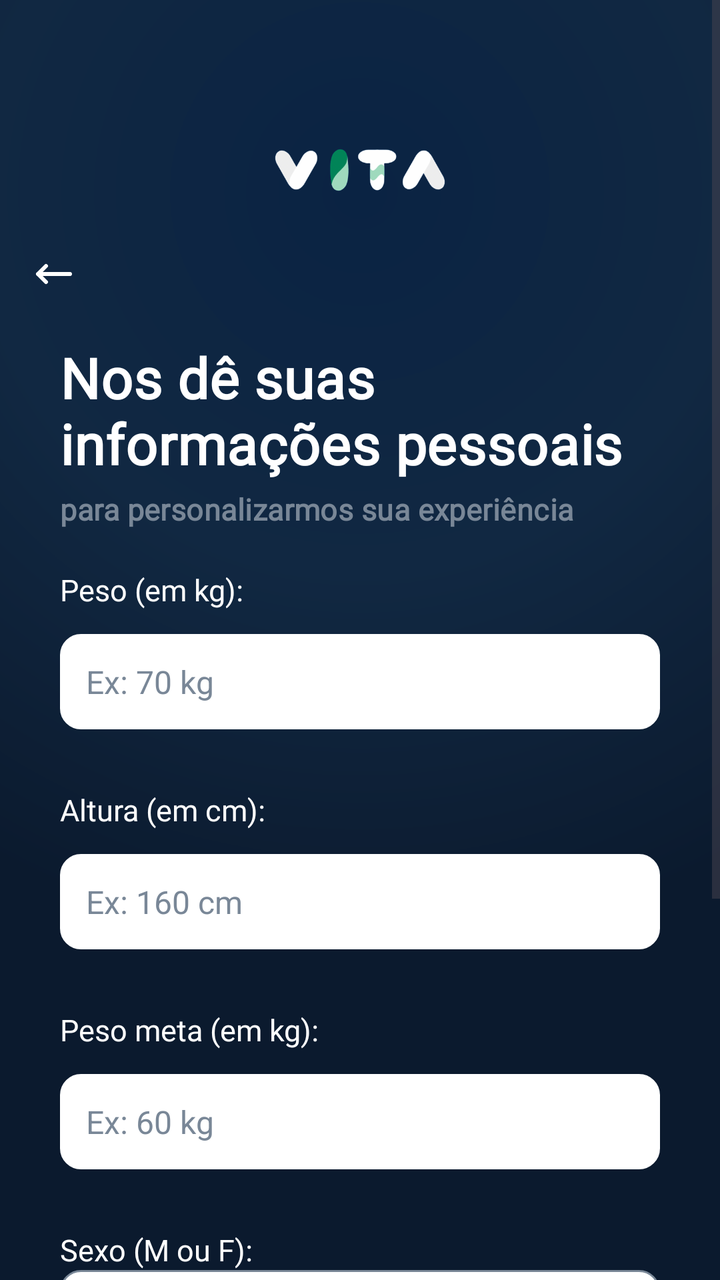
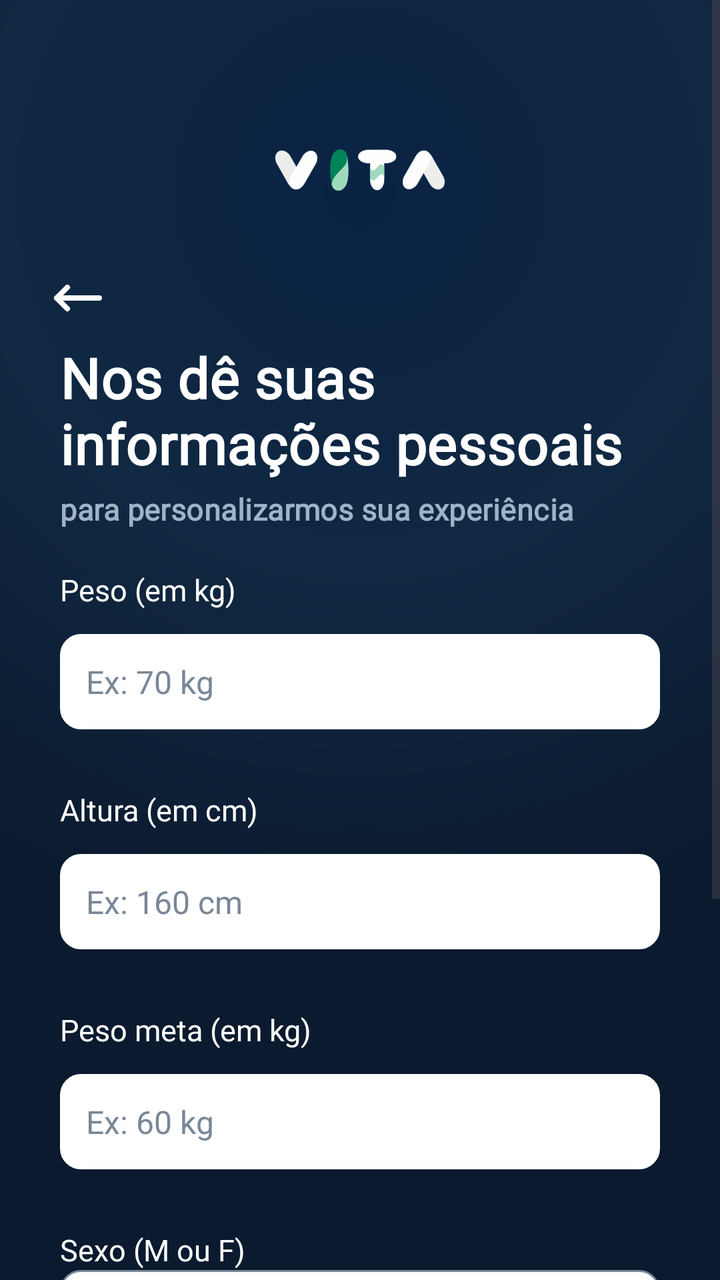

An Android layout rendered at two revisions. The XML below is the earlier revision; the diff shows what the commit changed to produce the second picture.
<!-- AndroidManifest.xml: application theme Theme.VITA -->
<!-- res/layout/fragment_informations.xml -->
<?xml version="1.0" encoding="utf-8"?>
<ScrollView
    xmlns:android="http://schemas.android.com/apk/res/android"
    xmlns:app="http://schemas.android.com/apk/res-auto"
    xmlns:tools="http://schemas.android.com/tools"
    android:id="@+id/main"
    android:layout_width="match_parent"
    android:layout_height="match_parent"
    tools:context=".InformationsFragment"
    android:background="@drawable/gradientbg"
    android:fillViewport="true">

    <androidx.constraintlayout.widget.ConstraintLayout
        android:layout_width="match_parent"
        android:layout_height="wrap_content"
        android:paddingBottom="30dp">

        <ImageView
            android:id="@+id/icarrow"
            android:layout_width="24dp"
            android:layout_height="24dp"
            android:src="@drawable/arrow"
            android:scaleType="fitStart"
            android:clickable="true"
            app:layout_constraintTop_toTopOf="parent"
            app:layout_constraintStart_toStartOf="parent"
            android:layout_marginTop="125dp"
            android:layout_marginStart="15dp"/>

        <ImageView
            android:id="@+id/iclogo"
            android:layout_width="170dp"
            android:layout_height="170dp"
            android:src="@drawable/iclogo"
            app:layout_constraintTop_toTopOf="parent"
            app:layout_constraintStart_toStartOf="parent"
            app:layout_constraintEnd_toEndOf="parent"/>

        <TextView
            android:id="@+id/txtTitulo"
            android:layout_width="wrap_content"
            android:layout_height="wrap_content"
            android:text="Nos dê suas \ninformações pessoais"
            android:fontFamily="@font/inter24_bold"
            android:textColor="@color/white"
            android:textSize="28sp"
            android:textStyle="bold"
            android:letterSpacing="0.01"
            app:layout_constraintTop_toTopOf="parent"
            app:layout_constraintStart_toStartOf="parent"
            android:layout_marginTop="170dp"
            android:layout_marginStart="30dp"/>

        <TextView
            android:id="@+id/txtsubtitulo"
            android:layout_width="wrap_content"
            android:layout_height="wrap_content"
            android:text="para personalizarmos sua experiência"
            android:fontFamily="@font/inter24_italic"
            android:textColor="@color/grey"
            android:textSize="15sp"
            android:textStyle="bold"
            android:letterSpacing="0.01"
            app:layout_constraintStart_toStartOf="@id/txtTitulo"
            app:layout_constraintTop_toBottomOf="@id/txtTitulo"
            android:layout_marginTop="4dp"/>

        <TextView
            android:id="@+id/txtpeso"
            android:layout_width="wrap_content"
            android:layout_height="wrap_content"
            android:text="Peso (em kg):"
            android:fontFamily="@font/inter24_semibold"
            android:textColor="@color/white"
            android:textSize="15sp"
            app:layout_constraintStart_toStartOf="@id/txtsubtitulo"
            app:layout_constraintTop_toBottomOf="@id/txtsubtitulo"
            android:layout_marginTop="20dp"/>

        <EditText
            android:id="@+id/edtPeso"
            android:layout_width="match_parent"
            android:layout_height="wrap_content"
            android:hint="Ex: 70 kg"
            android:textColor="@color/black"
            android:background="@drawable/rounded_corner"
            android:backgroundTint="@color/white"
            android:textColorHint="@color/grey"
            android:textSize="16sp"
            android:inputType="numberDecimal"
            android:padding="13dp"
            android:layout_marginStart="30dp"
            android:layout_marginEnd="30dp"
            app:layout_constraintTop_toBottomOf="@id/txtpeso"
            android:layout_marginTop="12dp"/>

        <TextView
            android:id="@+id/txtaltura"
            android:layout_width="wrap_content"
            android:layout_height="wrap_content"
            android:text="Altura (em cm):"
            android:fontFamily="@font/inter24_semibold"
            android:textColor="@color/white"
            android:textSize="15sp"
            app:layout_constraintStart_toStartOf="@id/txtpeso"
            app:layout_constraintTop_toBottomOf="@id/edtPeso"
            android:layout_marginTop="30dp"/>

        <EditText
            android:id="@+id/edtAltura"
            android:layout_width="match_parent"
            android:layout_height="wrap_content"
            android:hint="Ex: 160 cm"
            android:textColor="@color/black"
            android:background="@drawable/rounded_corner"
            android:backgroundTint="@color/white"
            android:textColorHint="@color/grey"
            android:textSize="16sp"
            android:inputType="number"
            android:padding="13dp"
            android:layout_marginStart="30dp"
            android:layout_marginEnd="30dp"
            app:layout_constraintTop_toBottomOf="@id/txtaltura"
            android:layout_marginTop="12dp"/>

        <TextView
            android:id="@+id/txtpesometa"
            android:layout_width="wrap_content"
            android:layout_height="wrap_content"
            android:text="Peso meta (em kg):"
            android:fontFamily="@font/inter24_semibold"
            android:textColor="@color/white"
            android:textSize="15sp"
            app:layout_constraintStart_toStartOf="@id/txtpeso"
            app:layout_constraintTop_toBottomOf="@id/edtAltura"
            android:layout_marginTop="30dp"/>

        <EditText
            android:id="@+id/edtPesoMeta"
            android:layout_width="match_parent"
            android:layout_height="wrap_content"
            android:hint="Ex: 60 kg"
            android:textColor="@color/black"
            android:background="@drawable/rounded_corner"
            android:backgroundTint="@color/white"
            android:textColorHint="@color/grey"
            android:textSize="16sp"
            android:inputType="number"
            android:padding="13dp"
            android:layout_marginStart="30dp"
            android:layout_marginEnd="30dp"
            app:layout_constraintTop_toBottomOf="@id/txtpesometa"
            android:layout_marginTop="12dp"/>

        <TextView
            android:id="@+id/txtsexo"
            android:layout_width="wrap_content"
            android:layout_height="wrap_content"
            android:text="Sexo (M ou F):"
            android:fontFamily="@font/inter24_semibold"
            android:textColor="@color/white"
            android:textSize="15sp"
            app:layout_constraintStart_toStartOf="@id/txtpeso"
            app:layout_constraintTop_toBottomOf="@id/edtPesoMeta"
            android:layout_marginTop="30dp"/>

        <Spinner
            android:id="@+id/spinnerSexo"
            android:layout_width="match_parent"
            android:layout_height="48dp"
            app:layout_constraintStart_toStartOf="parent"
            app:layout_constraintTop_toBottomOf="@id/txtsexo"
            android:background="@drawable/dropdownbg"
            android:layout_marginStart="30dp"
            android:layout_marginEnd="30dp"
            android:spinnerMode="dropdown"/>

        <TextView
            android:id="@+id/txtnasc"
            android:layout_width="wrap_content"
            android:layout_height="wrap_content"
            android:text="Data de nascimento (DD/MM/YYYY):"
            android:fontFamily="@font/inter24_semibold"
            android:textColor="@color/white"
            android:textSize="15sp"
            app:layout_constraintStart_toStartOf="@id/txtpeso"
            app:layout_constraintTop_toBottomOf="@id/spinnerSexo"
            android:layout_marginTop="30dp"/>

        <EditText
            android:id="@+id/edtNasc"
            android:layout_width="match_parent"
            android:layout_height="wrap_content"
            android:hint="Ex: 01/01/2000"
            android:textColor="@color/black"
            android:background="@drawable/rounded_corner"
            android:backgroundTint="@color/white"
            android:textColorHint="@color/grey"
            android:textSize="16sp"
            android:inputType="date"
            android:padding="13dp"
            android:layout_marginStart="30dp"
            android:layout_marginEnd="30dp"
            app:layout_constraintTop_toBottomOf="@id/txtnasc"
            android:layout_marginTop="12dp"/>

        <Button
            android:id="@+id/continueBtn"
            android:layout_width="match_parent"
            android:layout_height="wrap_content"
            android:layout_marginTop="30dp"
            android:layout_marginStart="30dp"
            android:layout_marginEnd="30dp"
            android:padding="13dp"
            android:text="Continuar"
            android:backgroundTint="@color/green1"
            android:fontFamily="@font/istokweb_bold"
            android:textSize="18sp"
            android:textColor="@color/white"
            app:layout_constraintTop_toBottomOf="@id/edtNasc"
            app:layout_constraintBottom_toBottomOf="parent"/>

    </androidx.constraintlayout.widget.ConstraintLayout>
</ScrollView>
<!-- resources referenced by this layout -->
<resources>
  <color name="black">#FF000000</color>
  <color name="green1">#178047</color>
  <color name="grey">#798797</color>
  <color name="white">#FFFFFFFF</color>
  <!-- drawable arrow (drawable) -->
  <vector xmlns:android="http://schemas.android.com/apk/res/android" android:height="15dp" android:viewportHeight="24" android:viewportWidth="24" android:width="15dp">
        
      <path android:fillColor="#FFFFFF" android:pathData="M4,12H20M4,12L8,8M4,12L8,16" android:strokeColor="#FFFFFF" android:strokeLineCap="round" android:strokeLineJoin="round" android:strokeWidth="2"/>
      
  </vector>
  <!-- drawable dropdownbg (drawable) -->
  <?xml version="1.0" encoding="utf-8"?>
  <shape xmlns:android="http://schemas.android.com/apk/res/android"
      android:shape="rectangle">
      <solid android:color="@color/white" />
      <corners android:radius="10dp" />
      <stroke android:width="1dp" android:color="@color/grey" />
  </shape>
  <!-- drawable gradientbg (drawable) -->
  <?xml version="1.0" encoding="utf-8"?>
  <shape xmlns:android="http://schemas.android.com/apk/res/android"
      android:shape="rectangle">
      <gradient
          android:type="radial"
          android:gradientRadius="380dp"
          android:centerX="0.5"
          android:centerY="0.15"
          android:startColor="@color/blue1"
          android:centerColor="@color/blue4"
          android:endColor="@color/blue3" />
  </shape>
  <!-- drawable iclogo: png bitmap (drawable, 8076 bytes) -->
  <!-- drawable rounded_corner (drawable) -->
  <?xml version="1.0" encoding="utf-8"?>
  <shape xmlns:android="http://schemas.android.com/apk/res/android"
      android:shape="rectangle">
      <corners android:radius="10dp"/>
      <stroke android:width="1dp" android:color="@color/white"/>
  </shape>
  <style name="Theme.VITA" parent="Base.Theme.VITA" />
  <color name="blue1">#0A2343</color>
  <color name="blue4">#112842</color>
  <color name="blue3">#0B1A2E</color>
  <style name="Base.Theme.VITA" parent="Theme.Material3.DayNight.NoActionBar">
          
          
      </style>
</resources>

<!-- the commit's change to res/layout/fragment_informations.xml (unified diff, before → after) -->
@@ -17,11 +17,13 @@
 
         <ImageView
             android:id="@+id/icarrow"
-            android:layout_width="24dp"
-            android:layout_height="24dp"
+            android:layout_width="48dp"
+            android:layout_height="48dp"
             android:src="@drawable/arrow"
             android:scaleType="fitStart"
             android:clickable="true"
+            android:padding="8dp"
+            android:contentDescription="@string/voltar"
             app:layout_constraintTop_toTopOf="parent"
             app:layout_constraintStart_toStartOf="parent"
             android:layout_marginTop="125dp"
@@ -40,7 +42,7 @@
             android:id="@+id/txtTitulo"
             android:layout_width="wrap_content"
             android:layout_height="wrap_content"
-            android:text="Nos dê suas \ninformações pessoais"
+            android:text="@string/give_personal"
             android:fontFamily="@font/inter24_bold"
             android:textColor="@color/white"
             android:textSize="28sp"
@@ -55,9 +57,9 @@
             android:id="@+id/txtsubtitulo"
             android:layout_width="wrap_content"
             android:layout_height="wrap_content"
-            android:text="para personalizarmos sua experiência"
+            android:text="@string/subtitle_info"
             android:fontFamily="@font/inter24_italic"
-            android:textColor="@color/grey"
+            android:textColor="@color/grey2"
             android:textSize="15sp"
             android:textStyle="bold"
             android:letterSpacing="0.01"
@@ -69,7 +71,7 @@
             android:id="@+id/txtpeso"
             android:layout_width="wrap_content"
             android:layout_height="wrap_content"
-            android:text="Peso (em kg):"
+            android:text="@string/weight_kg"
             android:fontFamily="@font/inter24_semibold"
             android:textColor="@color/white"
             android:textSize="15sp"
@@ -81,7 +83,7 @@
             android:id="@+id/edtPeso"
             android:layout_width="match_parent"
             android:layout_height="wrap_content"
-            android:hint="Ex: 70 kg"
+            android:hint="@string/kg_hint"
             android:textColor="@color/black"
             android:background="@drawable/rounded_corner"
             android:backgroundTint="@color/white"
@@ -98,7 +100,7 @@
             android:id="@+id/txtaltura"
             android:layout_width="wrap_content"
             android:layout_height="wrap_content"
-            android:text="Altura (em cm):"
+            android:text="@string/height_cm"
             android:fontFamily="@font/inter24_semibold"
             android:textColor="@color/white"
             android:textSize="15sp"
@@ -110,7 +112,7 @@
             android:id="@+id/edtAltura"
             android:layout_width="match_parent"
             android:layout_height="wrap_content"
-            android:hint="Ex: 160 cm"
+            android:hint="@string/height_hint"
             android:textColor="@color/black"
             android:background="@drawable/rounded_corner"
             android:backgroundTint="@color/white"
@@ -127,7 +129,7 @@
             android:id="@+id/txtpesometa"
             android:layout_width="wrap_content"
             android:layout_height="wrap_content"
-            android:text="Peso meta (em kg):"
+            android:text="@string/weight_goal"
             android:fontFamily="@font/inter24_semibold"
             android:textColor="@color/white"
             android:textSize="15sp"
@@ -139,7 +141,7 @@
             android:id="@+id/edtPesoMeta"
             android:layout_width="match_parent"
             android:layout_height="wrap_content"
-            android:hint="Ex: 60 kg"
+            android:hint="@string/weight_goal_hint"
             android:textColor="@color/black"
             android:background="@drawable/rounded_corner"
             android:backgroundTint="@color/white"
@@ -156,7 +158,7 @@
             android:id="@+id/txtsexo"
             android:layout_width="wrap_content"
             android:layout_height="wrap_content"
-            android:text="Sexo (M ou F):"
+            android:text="@string/gender"
             android:fontFamily="@font/inter24_semibold"
             android:textColor="@color/white"
             android:textSize="15sp"
@@ -179,7 +181,7 @@
             android:id="@+id/txtnasc"
             android:layout_width="wrap_content"
             android:layout_height="wrap_content"
-            android:text="Data de nascimento (DD/MM/YYYY):"
+            android:text="@string/birth_date"
             android:fontFamily="@font/inter24_semibold"
             android:textColor="@color/white"
             android:textSize="15sp"
@@ -191,7 +193,7 @@
             android:id="@+id/edtNasc"
             android:layout_width="match_parent"
             android:layout_height="wrap_content"
-            android:hint="Ex: 01/01/2000"
+            android:hint="Ex: 20/02/2000"
             android:textColor="@color/black"
             android:background="@drawable/rounded_corner"
             android:backgroundTint="@color/white"
@@ -212,7 +214,7 @@
             android:layout_marginStart="30dp"
             android:layout_marginEnd="30dp"
             android:padding="13dp"
-            android:text="Continuar"
+            android:text="@string/continuar"
             android:backgroundTint="@color/green1"
             android:fontFamily="@font/istokweb_bold"
             android:textSize="18sp"
<!-- resource entries referenced after the edit -->
@@ -3,11 +3,12 @@
   <color name="black">#FF000000</color>
   <color name="green1">#178047</color>
   <color name="grey">#798797</color>
+  <color name="grey2">#9FB3C8</color>
   <color name="white">#FFFFFFFF</color>
   <!-- drawable arrow (drawable) -->
   <vector xmlns:android="http://schemas.android.com/apk/res/android" android:height="15dp" android:viewportHeight="24" android:viewportWidth="24" android:width="15dp">
         
-      <path android:fillColor="#FFFFFF" android:pathData="M4,12H20M4,12L8,8M4,12L8,16" android:strokeColor="#FFFFFF" android:strokeLineCap="round" android:strokeLineJoin="round" android:strokeWidth="2"/>
+      <path android:fillColor="@color/white" android:pathData="M4,12H20M4,12L8,8M4,12L8,16" android:strokeColor="@color/white" android:strokeLineCap="round" android:strokeLineJoin="round" android:strokeWidth="2"/>
       
   </vector>
   <!-- drawable dropdownbg (drawable) -->
@@ -39,6 +40,18 @@
       <corners android:radius="10dp"/>
       <stroke android:width="1dp" android:color="@color/white"/>
   </shape>
+  <string name="birth_date">Data de Nascimento</string>
+  <string name="continuar">Continuar</string>
+  <string name="gender">Sexo (M ou F)</string>
+  <string name="give_personal">Nos dê suas \ninformações pessoais</string>
+  <string name="height_cm">Altura (em cm)</string>
+  <string name="height_hint">Ex: 160 cm</string>
+  <string name="kg_hint">Ex: 70 kg</string>
+  <string name="subtitle_info">para personalizarmos sua experiência</string>
+  <string name="voltar">Voltar</string>
+  <string name="weight_goal">Peso meta (em kg)</string>
+  <string name="weight_goal_hint">Ex: 60 kg</string>
+  <string name="weight_kg">Peso (em kg)</string>
   <style name="Theme.VITA" parent="Base.Theme.VITA" />
   <color name="blue1">#0A2343</color>
   <color name="blue4">#112842</color>
